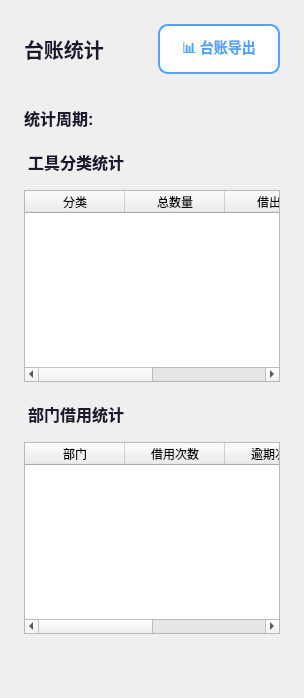
The window that src/pages/LedgerStatsPage.ui (yuanyansuccess/SmartCabinetLite) describes before a commit, drawn with Qt 5.
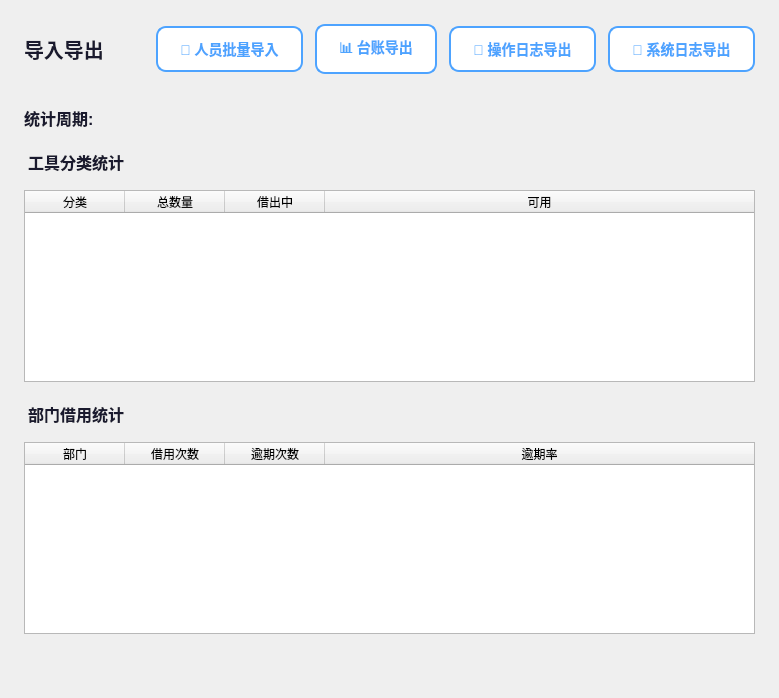
The same window after the commit.

Commit message:
功能导航主页改造与导入导出功能汇聚
1. 登录后统一进入功能导航主页（MenuHomePage），移除UserEntryDialog旧入口
2. 普通用户子界面（借用归还/借用明细/操作日志）内嵌管理员同款TopBar顶栏，主页/注销/退出/帮助语义与主窗口一致
3. 台账统计页升级为导入导出页：汇聚人员批量导入、台账导出、操作日志导出、系统日志导出，系统维护页导出入口同步移除
4. 普通用户告警日志卡片改为操作日志：数据源换为sys_operation_log，RecordDAO新增findOperationLogsAll全量分页查询，告警提示行等残留清理
5. 系统设置页结构维护与告警日志页调整；新增HelpManualDialog内置操作手册

What changed in the file:
```diff
--- a/src/pages/LedgerStatsPage.ui
+++ b/src/pages/LedgerStatsPage.ui
@@ -14,7 +14,7 @@
      <item>
       <widget class="QLabel" name="titleLabel">
        <property name="styleSheet"><string notr="true">font-size:20px;font-weight:700;color:#1a1a2e;</string></property>
-       <property name="text"><string>台账统计</string></property>
+       <property name="text"><string>导入导出</string></property>
       </widget>
      </item>
      <item>
@@ -23,6 +23,15 @@
        <property name="sizeHint" stdset="0"><size><width>40</width><height>20</height></size></property>
       </spacer>
      </item>
+     <item>
+      <widget class="QPushButton" name="importUserBtn">
+       <property name="cursor"><cursorShape>PointingHandCursor</cursorShape></property>
+       <property name="styleSheet"><string notr="true">QPushButton{background:#fff;color:#4da3ff;border:2px solid #4da3ff;border-radius:10px;padding:10px 22px;font-size:14px;font-weight:700;}
+QPushButton:hover{background:#f0f7ff;}
+QPushButton:pressed{}</string></property>
+       <property name="text"><string>👥 人员批量导入</string></property>
+      </widget>
+     </item>
      <item>
       <widget class="QPushButton" name="exportLedgerBtn">
        <property name="cursor"><cursorShape>PointingHandCursor</cursorShape></property>
@@ -32,6 +41,24 @@
        <property name="text"><string>📊 台账导出</string></property>
       </widget>
      </item>
+     <item>
+      <widget class="QPushButton" name="exportOperationLogBtn">
+       <property name="cursor"><cursorShape>PointingHandCursor</cursorShape></property>
+       <property name="styleSheet"><string notr="true">QPushButton{background:#fff;color:#4da3ff;border:2px solid #4da3ff;border-radius:10px;padding:10px 22px;font-size:14px;font-weight:700;}
+QPushButton:hover{background:#f0f7ff;}
+QPushButton:pressed{}</string></property>
+       <property name="text"><string>📝 操作日志导出</string></property>
+      </widget>
+     </item>
+     <item>
+      <widget class="QPushButton" name="exportSystemLogBtn">
+       <property name="cursor"><cursorShape>PointingHandCursor</cursorShape></property>
+       <property name="styleSheet"><string notr="true">QPushButton{background:#fff;color:#4da3ff;border:2px solid #4da3ff;border-radius:10px;padding:10px 22px;font-size:14px;font-weight:700;}
+QPushButton:hover{background:#f0f7ff;}
+QPushButton:pressed{}</string></property>
+       <property name="text"><string>🚨 系统日志导出</string></property>
+      </widget>
+     </item>
     </layout>
    </item>
    <item>
```
The commit also changes 48 other files.
